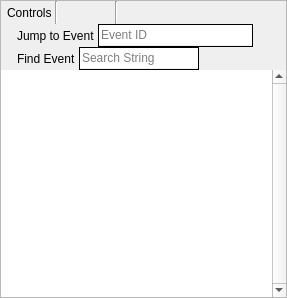
First picture: the form in qrenderdoc/Windows/EventBrowser.ui, repository baldurk/renderdoc, before the edit.
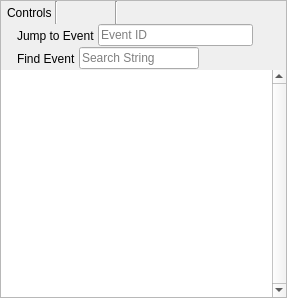
Second picture: the form after the edit. Icons and pictures are not drawn. Custom widgets are drawn as their Qt base class.

Commit message: Remove fake box frames around find/goto. Superceded by custom style

Patch:
```diff
--- a/qrenderdoc/Windows/EventBrowser.ui
+++ b/qrenderdoc/Windows/EventBrowser.ui
@@ -257,39 +257,6 @@
        </widget>
       </item>
       <item>
-       <widget class="QFrame" name="frame">
-        <property name="sizePolicy">
-         <sizepolicy hsizetype="Preferred" vsizetype="Minimum">
-          <horstretch>0</horstretch>
-          <verstretch>0</verstretch>
-         </sizepolicy>
-        </property>
-        <property name="frameShape">
-         <enum>QFrame::Box</enum>
-        </property>
-        <property name="frameShadow">
-         <enum>QFrame::Plain</enum>
-        </property>
-        <property name="lineWidth">
-         <number>1</number>
-        </property>
-        <layout class="QHBoxLayout" name="horizontalLayout_2">
-         <property name="spacing">
-          <number>0</number>
-         </property>
-         <property name="leftMargin">
-          <number>0</number>
-         </property>
-         <property name="topMargin">
-          <number>0</number>
-         </property>
-         <property name="rightMargin">
-          <number>0</number>
-         </property>
-         <property name="bottomMargin">
-          <number>0</number>
-         </property>
-         <item>
           <widget class="RDLineEdit" name="jumpToEID">
            <property name="minimumSize">
             <size>
@@ -297,21 +264,12 @@
              <height>20</height>
             </size>
            </property>
-           <property name="autoFillBackground">
-            <bool>false</bool>
-           </property>
-           <property name="frame">
-            <bool>false</bool>
-           </property>
            <property name="placeholderText">
             <string>Event ID</string>
            </property>
            <property name="clearButtonEnabled">
-            <bool>false</bool>
-           </property>
-          </widget>
-         </item>
-        </layout>
+         <bool>true</bool>
+        </property>
        </widget>
       </item>
       <item>
@@ -376,30 +334,6 @@
        </widget>
       </item>
       <item>
-       <widget class="QFrame" name="frame_2">
-        <property name="frameShape">
-         <enum>QFrame::Box</enum>
-        </property>
-        <property name="frameShadow">
-         <enum>QFrame::Plain</enum>
-        </property>
-        <layout class="QHBoxLayout" name="horizontalLayout_4">
-         <property name="spacing">
-          <number>0</number>
-         </property>
-         <property name="leftMargin">
-          <number>0</number>
-         </property>
-         <property name="topMargin">
-          <number>0</number>
-         </property>
-         <property name="rightMargin">
-          <number>0</number>
-         </property>
-         <property name="bottomMargin">
-          <number>0</number>
-         </property>
-         <item>
           <widget class="RDLineEdit" name="findEvent">
            <property name="minimumSize">
             <size>
@@ -407,21 +341,12 @@
              <height>20</height>
             </size>
            </property>
-           <property name="autoFillBackground">
-            <bool>false</bool>
-           </property>
-           <property name="frame">
-            <bool>false</bool>
-           </property>
            <property name="placeholderText">
             <string>Search String</string>
            </property>
            <property name="clearButtonEnabled">
-            <bool>false</bool>
-           </property>
-          </widget>
-         </item>
-        </layout>
+         <bool>true</bool>
+        </property>
        </widget>
       </item>
       <item>
@@ -579,16 +504,16 @@
   </layout>
  </widget>
  <customwidgets>
-  <customwidget>
-   <class>RDLineEdit</class>
-   <extends>QLineEdit</extends>
-   <header>Widgets/Extended/RDLineEdit.h</header>
-  </customwidget>
   <customwidget>
    <class>RDTreeWidget</class>
    <extends>QTreeView</extends>
    <header>Widgets/Extended/RDTreeWidget.h</header>
   </customwidget>
+  <customwidget>
+   <class>RDLineEdit</class>
+   <extends>QLineEdit</extends>
+   <header>Widgets/Extended/RDLineEdit.h</header>
+  </customwidget>
  </customwidgets>
  <resources>
   <include location="../Resources/resources.qrc"/>
```
Lines whose indentation alone changed are shown as unchanged.
